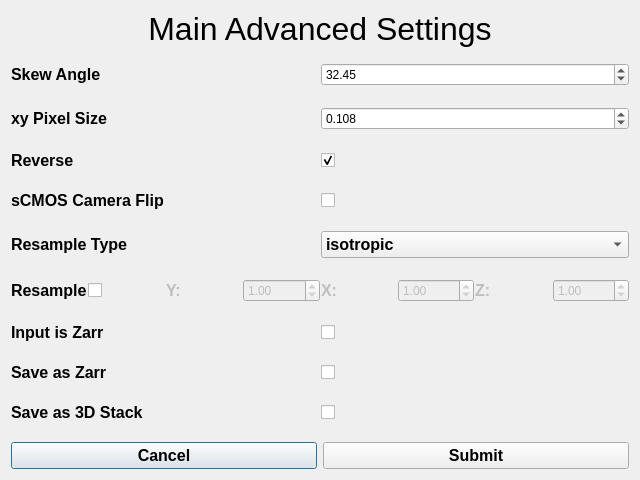
First picture: the form in mainadvanced.ui, repository abcucberkeley/PetaKit5D-GUI, before the edit.
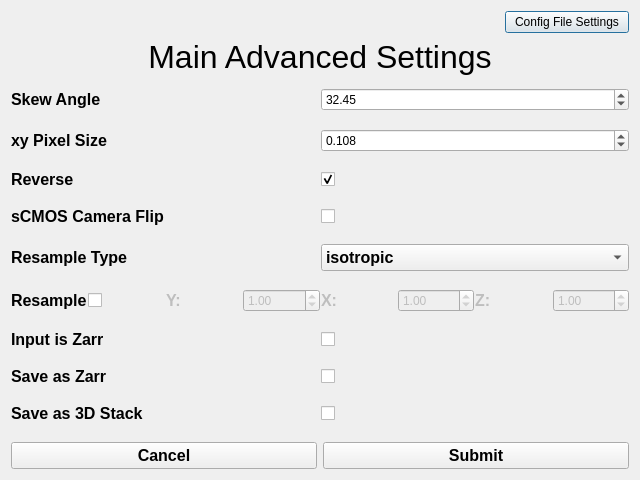
Second picture: the form after the edit.

Commit message: Added support for new config file pipeline feature

```diff
--- a/mainadvanced.ui
+++ b/mainadvanced.ui
@@ -17,6 +17,32 @@
    <item row="0" column="0">
     <layout class="QVBoxLayout" name="verticalLayout">
      <item>
+      <layout class="QHBoxLayout" name="horizontalLayout_2" stretch="4,1">
+       <item>
+        <spacer name="horizontalSpacer">
+         <property name="orientation">
+          <enum>Qt::Horizontal</enum>
+         </property>
+         <property name="sizeHint" stdset="0">
+          <size>
+           <width>40</width>
+           <height>20</height>
+          </size>
+         </property>
+        </spacer>
+       </item>
+       <item>
+        <widget class="QPushButton" name="configFileSettingsButton">
+         <property name="text">
+          <string>Config File Settings</string>
+         </property>
+        </widget>
+       </item>
+      </layout>
+     </item>
+     <item>
+      <layout class="QHBoxLayout" name="horizontalLayout_3">
+       <item>
       <widget class="QLabel" name="mainAdvancedSettingsLabel">
        <property name="font">
         <font>
@@ -30,6 +56,8 @@
         <set>Qt::AlignHCenter|Qt::AlignTop</set>
        </property>
       </widget>
+       </item>
+      </layout>
      </item>
     </layout>
    </item>
```
Left out of the diff: 2 changed lines with no effect on the pictures. Lines whose indentation alone changed are shown as unchanged. The commit also changes 24 other files.
